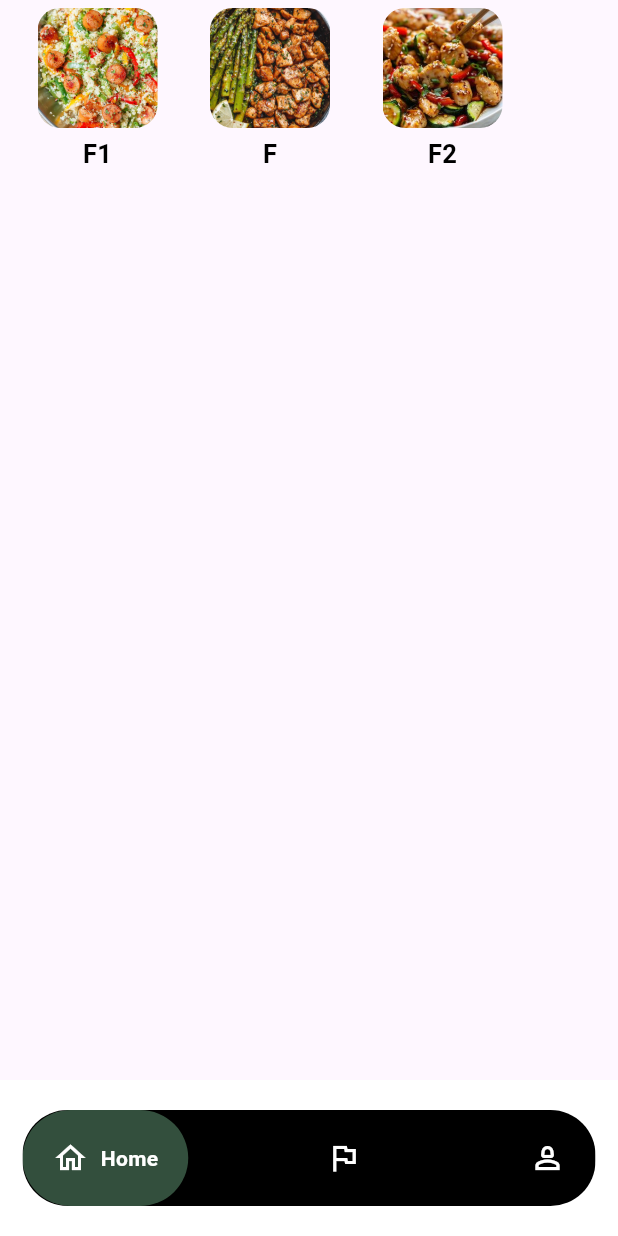
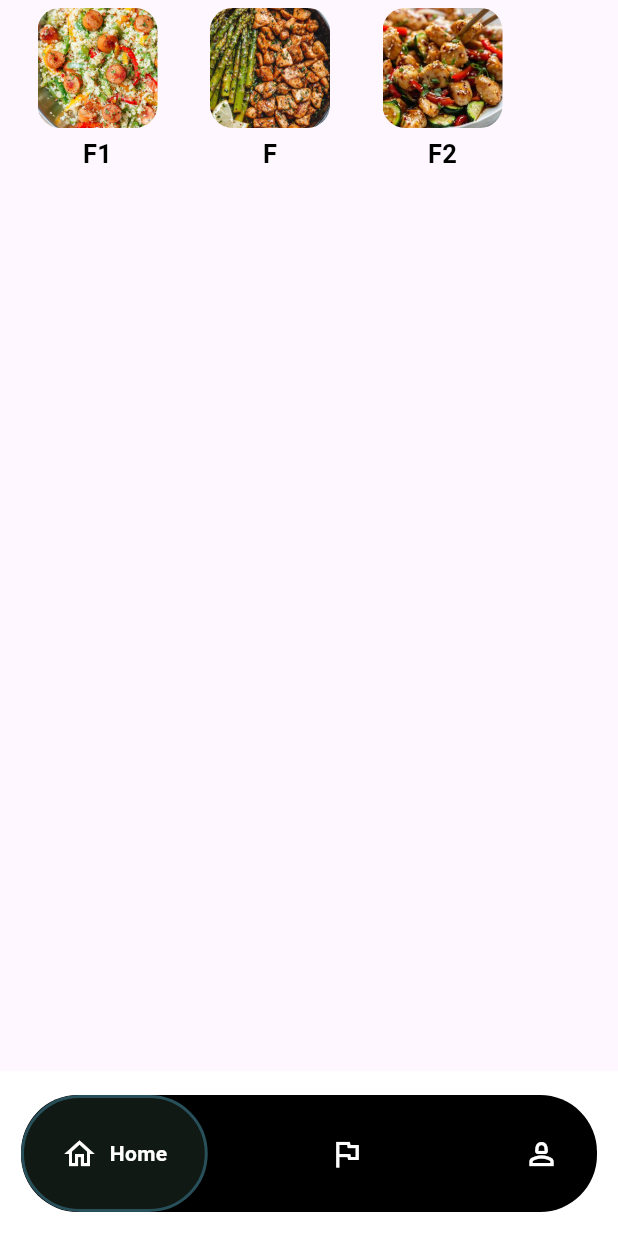
Before and after one commit to cpit252-fall-24-IT2/project-fitness-app, a Flutter app: the Homepage screen opened directly, on a phone screen of 412 x 824 dp. Run offline on Flutter 3.47's test engine with Material 3 defaults, Android fonts, the light colour scheme and no system bars; drawn by our look-alikes of google_nav_bar.

Commit message:
Modifing the Bottom NavigationBar #2

```diff
--- a/lib/Screens/homePage.dart
+++ b/lib/Screens/homePage.dart
@@ -37,17 +37,22 @@ class _MyWidgetState extends State<Homepage> {
           color: const Color.fromARGB(255, 255, 255, 255),
           child: Padding(
             padding: const EdgeInsets.symmetric(
-              horizontal: 15.0,
-              vertical: 20,
+              horizontal: 14.0,
+              vertical: 16,
             ),
             child: ClipRRect(
-              borderRadius: BorderRadius.circular(30),
+              borderRadius: BorderRadius.circular(38),
               child: GNav(
                   onTabChange: _onItemTapped,
                   color: Colors.white,
                   activeColor: Colors.white,
-                  tabBackgroundColor: Color.fromARGB(83, 157, 244, 186),
-                  padding: EdgeInsets.all(20),
+                  tabBackgroundColor:
+                      Color.fromARGB(83, 157, 244, 186).withOpacity(0.1),
+                  tabActiveBorder: Border.all(
+                      color: const Color.fromARGB(255, 40, 80, 90), width: 2),
+                  curve: Curves.easeInToLinear,
+                  duration: Duration(milliseconds: 900),
+                  padding: EdgeInsets.all(25),
                   backgroundColor: Colors.black,
                   gap: 8,
                   tabs: [
```
